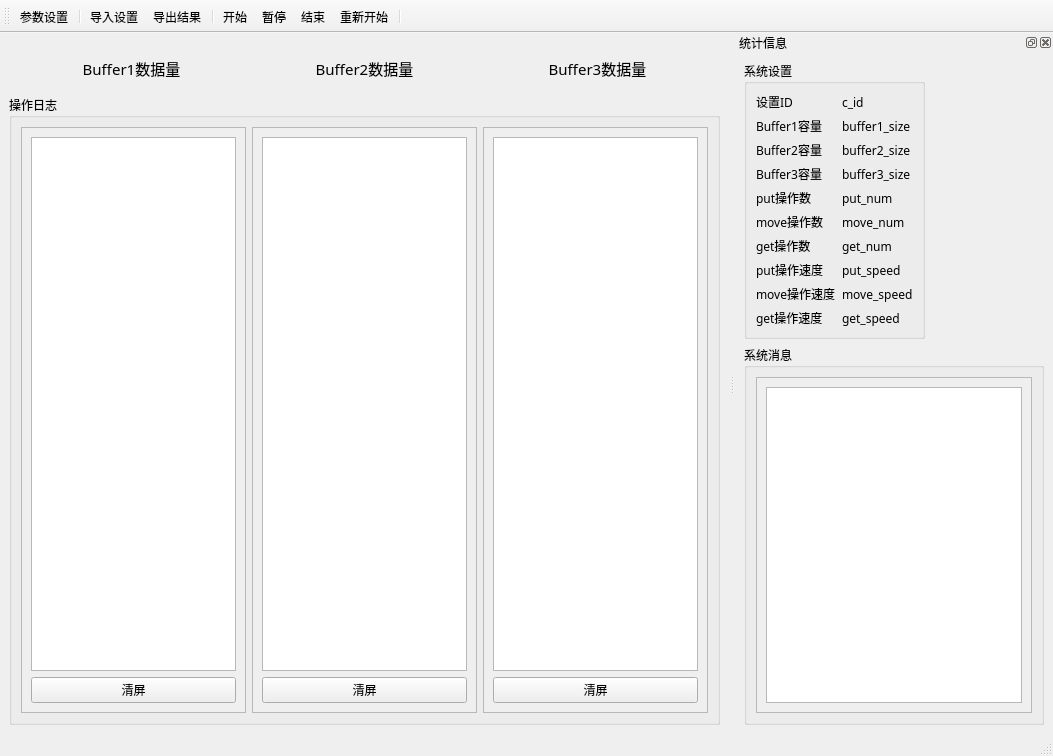
First picture: the form in mainwindow.ui, repository Meha555/OS_demo, before the edit.
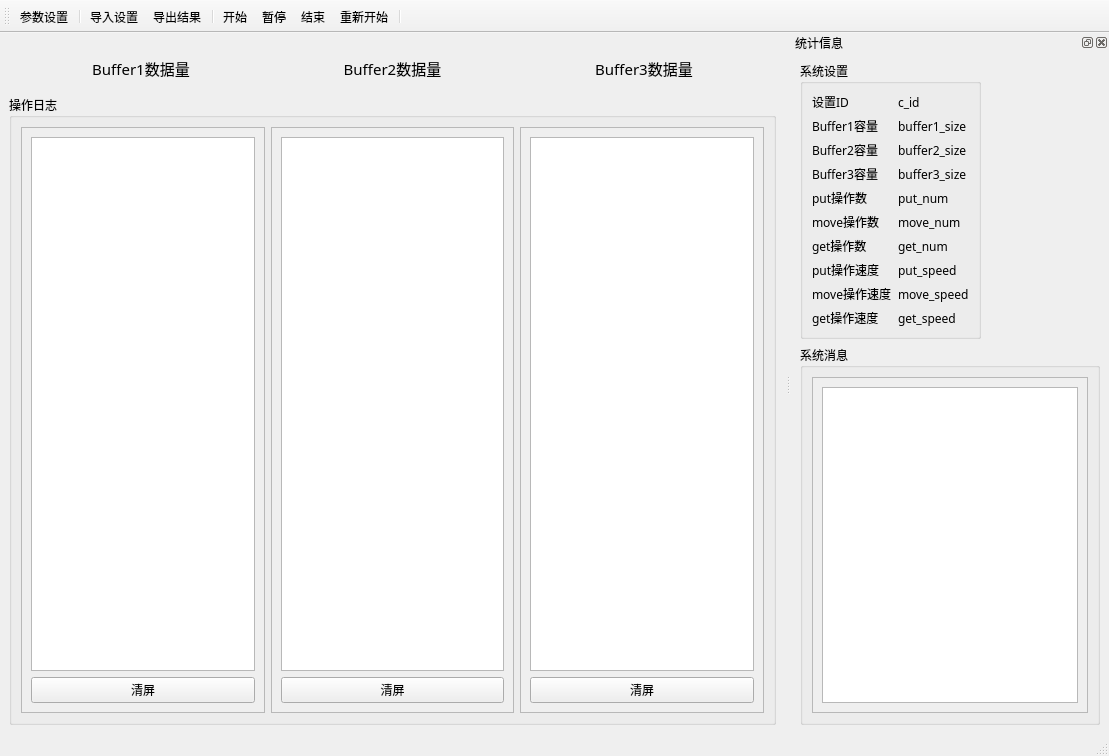
Second picture: the form after the edit. Icons and pictures are not drawn. Custom widgets are drawn as their Qt base class.

Patch:
```diff
--- a/mainwindow.ui
+++ b/mainwindow.ui
@@ -6,7 +6,7 @@
    <rect>
     <x>0</x>
     <y>0</y>
-    <width>1053</width>
+    <width>1109</width>
     <height>756</height>
    </rect>
   </property>
@@ -40,9 +40,15 @@
           <verstretch>0</verstretch>
          </sizepolicy>
         </property>
+        <property name="styleSheet">
+         <string notr="true"/>
+        </property>
         <layout class="QHBoxLayout" name="horizontalLayout">
          <item>
           <layout class="QVBoxLayout" name="verticalLayout_2">
+           <property name="sizeConstraint">
+            <enum>QLayout::SetDefaultConstraint</enum>
+           </property>
            <item>
             <widget class="ProgressBall" name="buffer1" native="true">
              <property name="sizePolicy">
@@ -76,6 +82,9 @@
          </item>
          <item>
           <layout class="QVBoxLayout" name="verticalLayout_3">
+           <property name="sizeConstraint">
+            <enum>QLayout::SetDefaultConstraint</enum>
+           </property>
            <item>
             <widget class="ProgressBall" name="buffer2" native="true">
              <property name="sizePolicy">
@@ -109,6 +118,9 @@
          </item>
          <item>
           <layout class="QVBoxLayout" name="verticalLayout_4">
+           <property name="sizeConstraint">
+            <enum>QLayout::SetNoConstraint</enum>
+           </property>
            <item>
             <widget class="ProgressBall" name="buffer3" native="true">
              <property name="sizePolicy">
@@ -165,7 +177,7 @@
              <rect>
               <x>0</x>
               <y>0</y>
-              <width>227</width>
+              <width>245</width>
               <height>539</height>
              </rect>
             </property>
@@ -204,7 +216,7 @@
              <rect>
               <x>0</x>
               <y>0</y>
-              <width>226</width>
+              <width>246</width>
               <height>539</height>
              </rect>
             </property>
@@ -243,7 +255,7 @@
              <rect>
               <x>0</x>
               <y>0</y>
-              <width>227</width>
+              <width>245</width>
               <height>539</height>
              </rect>
             </property>
```
Left out of the diff: 20 changed lines with no effect on the pictures.
